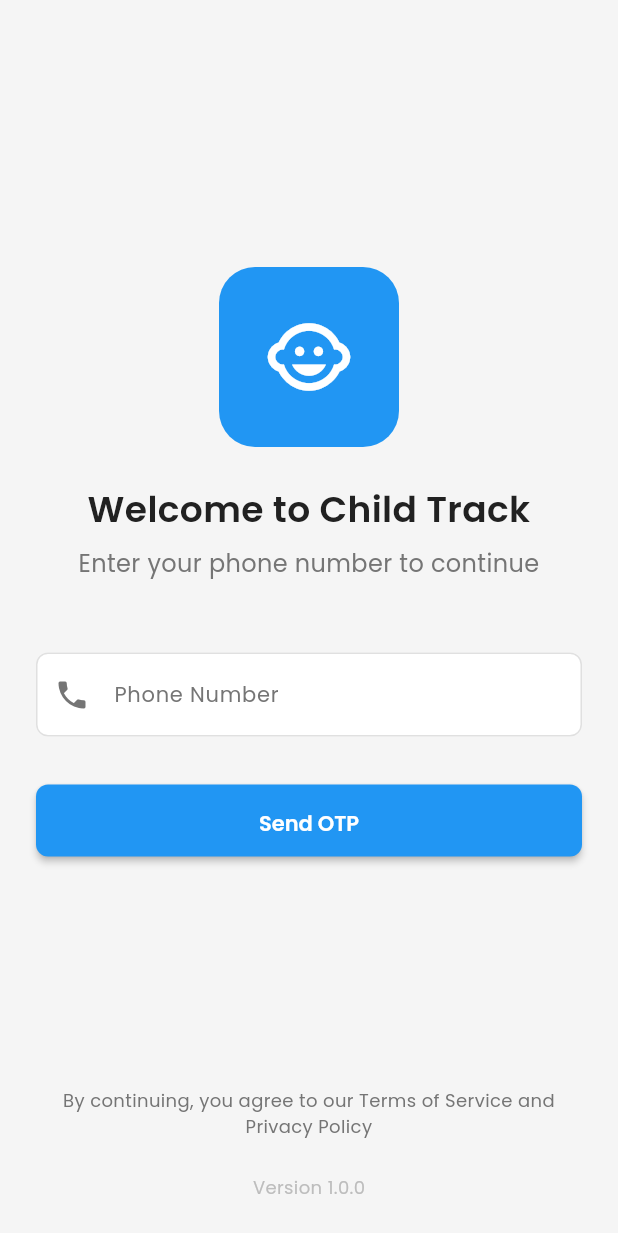
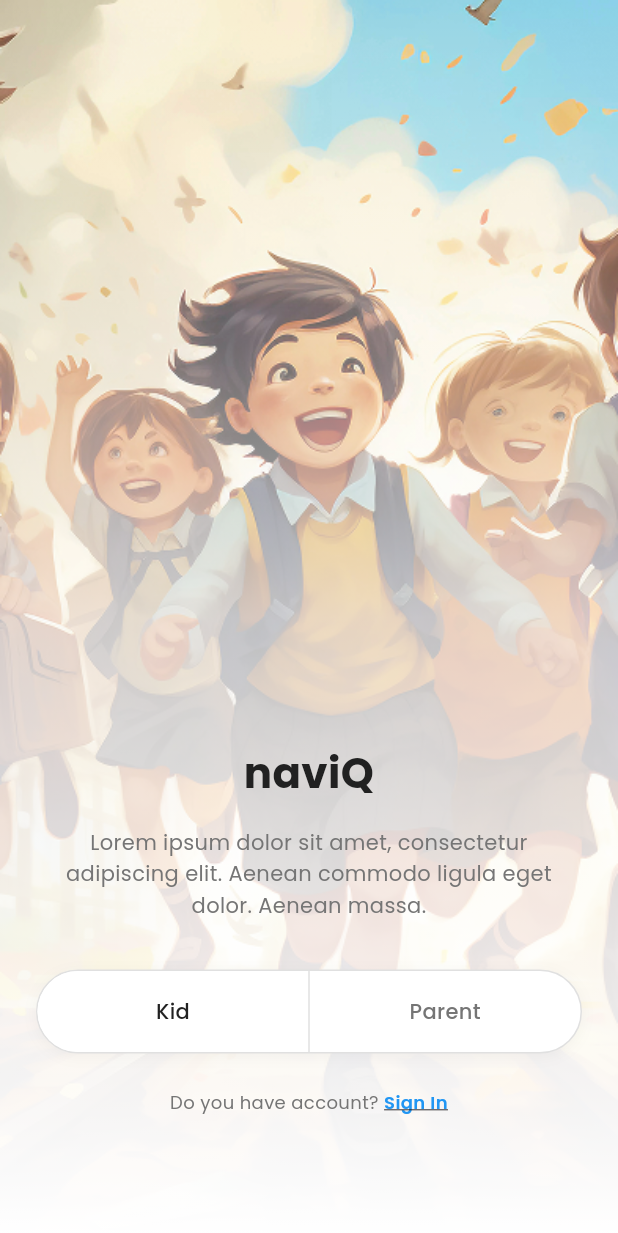
Before and after one commit to codescap-solutions/child_track, a Flutter app: the screen it shows after launch, on a phone screen of 412 x 824 dp. Shown: the top 1233 px of the screen. Run offline on Flutter 3.47's test engine with Material 3 defaults, Android fonts, the phone set to English and light mode, and no system bars; our stand-ins replace dio, get_it, google_fonts, logger, shared_preferences.

Commit message:
initial onboaridn screen completed

```diff
--- a/lib/core/theme/app_theme.dart
+++ b/lib/core/theme/app_theme.dart
@@ -7,6 +7,8 @@ class AppTheme {
   static ThemeData get lightTheme {
     return ThemeData(
       useMaterial3: true,
+      // Set Poppins as the global default font for all text in the app
+      fontFamily: GoogleFonts.poppins().fontFamily,
       colorScheme: ColorScheme.fromSeed(
         seedColor: AppColors.primaryColor,
         brightness: Brightness.light,
--- a/lib/main.dart
+++ b/lib/main.dart
@@ -1,3 +1,4 @@
+import 'package:child_track/views/onboarding/onboarding_screen.dart';
 import 'package:flutter/material.dart';
 import 'package:get_it/get_it.dart';
 import 'core/di/injector.dart';
@@ -28,7 +29,7 @@ class ChildTrackApp extends StatelessWidget {
       theme: AppTheme.lightTheme,
       debugShowCheckedModeBanner: false,
       onGenerateRoute: AppRouter.generateRoute,
-      home: const SplashScreen(),
+      home: const OnboardingScreen(),
     );
   }
 }
--- /dev/null
+++ b/lib/views/onboarding/onboarding_screen.dart
@@ -0,0 +1,146 @@
+import 'package:flutter/gestures.dart';
+import 'package:flutter/material.dart';
+import '../../core/constants/app_colors.dart';
+import '../../core/constants/app_sizes.dart';
+import '../../core/constants/app_text_styles.dart';
+import '../../core/navigation/route_names.dart';
+import 'widgets/role_selector.dart';
+
+
+class OnboardingScreen extends StatefulWidget {
+  const OnboardingScreen({super.key});
+
+  @override
+  State<OnboardingScreen> createState() => _OnboardingScreenState();
+}
+
+class _OnboardingScreenState extends State<OnboardingScreen> {
+  String _selectedRole = 'Kid';
+
+  @override
+  Widget build(BuildContext context) {
+    final media = MediaQuery.of(context);
+    final height = media.size.height;
+
+    return Scaffold(
+      backgroundColor: AppColors.surfaceColor,
+      body: Stack(
+        children: [
+          // Background image with soft overlay & bottom gradient fade
+          Positioned.fill(
+            child: Stack(
+              children: [
+                Positioned.fill(
+                  child: Image.asset(
+                    'assets/images/app_intro children.png',
+                    fit: BoxFit.cover,
+                  ),
+                ),
+                Positioned.fill(
+                  child: Container(
+                    decoration: BoxDecoration(
+                      gradient: LinearGradient(
+                        begin: Alignment.topCenter,
+                        end: Alignment.bottomCenter,
+                        colors: [
+                          Colors.white.withOpacity(0.0),
+                          Colors.white.withOpacity(0.75),
+                          Colors.white,
+                        ],
+                      ),
+                    ),
+                  ),
+                ),
+              ],
+            ),
+          ),
+
+          // Foreground content anchored near the bottom
+          Align(
+            alignment: Alignment.bottomCenter,
+            child: Padding(
+              padding: const EdgeInsets.symmetric(
+                horizontal: AppSizes.paddingL,
+              ).copyWith(
+                bottom: media.padding.bottom + AppSizes.paddingXL,
+                top: AppSizes.paddingXL,
+              ),
+              child: ConstrainedBox(
+                constraints: BoxConstraints(
+                  // Keep content from overflowing on very small screens
+                  maxWidth: 520,
+                  // Leave some space for the illustration on tall screens
+                  minHeight: height * 0.36,
+                ),
+                child: Column(
+                  mainAxisSize: MainAxisSize.min,
+                  children: [
+                    // Brand title
+                    Text(
+                      'naviQ',
+                      textAlign: TextAlign.center,
+                      style: AppTextStyles.headline2.copyWith(
+                        color: AppColors.textPrimary,
+                        fontWeight: FontWeight.w700,
+                      ),
+                    ),
+                    const SizedBox(height: AppSizes.spacingM),
+
+                    // Description
+                    Text(
+                      'Lorem ipsum dolor sit amet, consectetur adipiscing elit. Aenean commodo ligula eget dolor. Aenean massa.',
+                      textAlign: TextAlign.center,
+                      style: AppTextStyles.body2.copyWith(
+                        color: AppColors.textSecondary,
+                        height: 1.5,
+                      ),
+                    ),
+                    const SizedBox(height: AppSizes.spacingXL),
+
+                    // Role selector (Kid / Parent)
+                    RoleSelector(
+                      selected: _selectedRole,
+                      onChanged: (role) => setState(() => _selectedRole = role),
+                    ),
+                    const SizedBox(height: AppSizes.spacingL),
+
+                    // Sign in link
+                    Text.rich(
+                      TextSpan(
+                        text: 'Do you have account? ',
+                        style: AppTextStyles.caption.copyWith(
+                          color: AppColors.textSecondary,
+                        ),
+                        children: [
+                          TextSpan(
+                            text: 'Sign In',
+                            style: AppTextStyles.caption.copyWith(
+                              color: AppColors.primaryColor,
+                              decoration: TextDecoration.underline,
+                              fontWeight: FontWeight.w600,
+                            ),
+                            recognizer: TapGestureRecognizer()
+                              ..onTap = () {
+                                Navigator.of(context).pushNamed(
+                                  RouteNames.login,
+                                );
+                              },
+                          ),
+                        ],
+                      ),
+                      textAlign: TextAlign.center,
+                    ),
+                    const SizedBox(height: AppSizes.spacingXL),
+
+                    // Small progress bar to emulate the page indicator in the mock
+
+                  ],
+                ),
+              ),
+            ),
+          ),
+        ],
+      ),
+    );
+  }
+}
--- /dev/null
+++ b/lib/views/onboarding/widgets/role_selector.dart
@@ -0,0 +1,104 @@
+import 'package:flutter/material.dart';
+import '../../../core/constants/app_colors.dart';
+import '../../../core/constants/app_sizes.dart';
+import '../../../core/constants/app_text_styles.dart';
+
+/// A pill-shaped segmented control to choose between Kid and Parent.
+/// Reusable for other binary choices if needed.
+class RoleSelector extends StatelessWidget {
+  final String selected; // 'Kid' or 'Parent'
+  final ValueChanged<String> onChanged;
+
+  const RoleSelector({
+    super.key,
+    required this.selected,
+    required this.onChanged,
+  });
+
+  @override
+  Widget build(BuildContext context) {
+    final isKid = selected == 'Kid';
+
+    return Container(
+      height: 56,
+      decoration: BoxDecoration(
+        color: AppColors.surfaceColor,
+        borderRadius: BorderRadius.circular(32),
+        border: Border.all(color: AppColors.borderColor),
+        boxShadow: [
+          BoxShadow(
+            color: Colors.black.withOpacity(0.04),
+            blurRadius: 8,
+            offset: const Offset(0, 2),
+          ),
+        ],
+      ),
+      child: Row(
+        children: [
+          Expanded(
+            child: _Segment(
+              label: 'Kid',
+              selected: isKid,
+              onTap: () => onChanged('Kid'),
+              isLeft: true,
+            ),
+          ),
+          Container(width: 1, height: double.infinity, color: AppColors.borderColor),
+          Expanded(
+            child: _Segment(
+              label: 'Parent',
+              selected: !isKid,
+              onTap: () => onChanged('Parent'),
+              isLeft: false,
+            ),
+          ),
+        ],
+      ),
+    );
+  }
+}
+
+class _Segment extends StatelessWidget {
+  final String label;
+  final bool selected;
+  final bool isLeft;
+  final VoidCallback onTap;
+
+  const _Segment({
+    required this.label,
+    required this.selected,
+    required this.onTap,
+    required this.isLeft,
+  });
+
+  @override
+  Widget build(BuildContext context) {
+    final background = selected ? Colors.white : Colors.transparent;
+    final textColor = selected ? AppColors.textPrimary : AppColors.textSecondary;
+
+    return InkWell(
+      borderRadius: BorderRadius.horizontal(
+        left: Radius.circular(isLeft ? 32 : 0),
+        right: Radius.circular(isLeft ? 0 : 32),
+      ),
+      onTap: onTap,
+      child: Container(
+        alignment: Alignment.center,
+        padding: const EdgeInsets.symmetric(
+          horizontal: AppSizes.paddingL,
+        ),
+        decoration: BoxDecoration(
+          color: background,
+          borderRadius: BorderRadius.horizontal(
+            left: Radius.circular(isLeft ? 32 : 0),
+            right: Radius.circular(isLeft ? 0 : 32),
+          ),
+        ),
+        child: Text(
+          label,
+          style: AppTextStyles.subtitle2.copyWith(color: textColor),
+        ),
+      ),
+    );
+  }
+}
--- a/pubspec.yaml
+++ b/pubspec.yaml
@@ -64,9 +64,8 @@ flutter:
   uses-material-design: true
 
   # To add assets to your application, add an assets section, like this:
-  # assets:
-  #   - images/a_dot_burr.jpeg
-  #   - images/a_dot_ham.jpeg
+  assets:
+    - assets/images/
 
   # An image asset can refer to one or more resolution-specific "variants", see
   # https://flutter.dev/to/resolution-aware-images
```
Also changed, not shown: assets/images/app_intro children.png (added).
